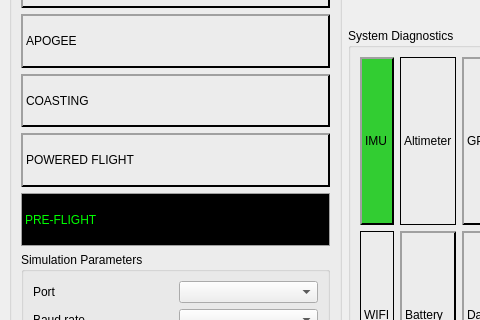
Before: the Qt Designer form app/NaFCSE/mainwindow.ui in bytecod3/Nakuja-Flight-Computer-Simulation-Engine, drawn with Qt 5; both pictures show x 0 to 480 and y 380 to 700 of the 1242 by 822 pixel window.
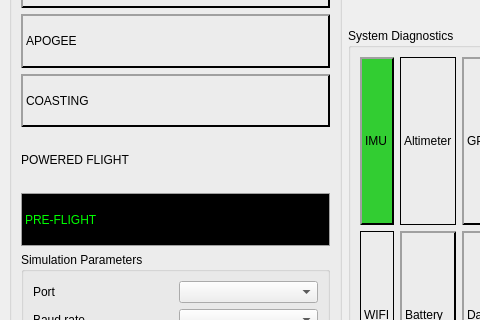
After: the same form once the commit is applied. Icons and pictures are not drawn.

```diff
--- a/app/NaFCSE/mainwindow.ui
+++ b/app/NaFCSE/mainwindow.ui
@@ -168,11 +168,7 @@
        <item>
         <widget class="QLabel" name="label_13">
          <property name="styleSheet">
-          <string notr="true">border: 0px solid black;
-border-bottom: 2px solid black;
-border-top: 2px solid #a0a0a0;
-border-right:  2px solid black;
-border-left:  2px solid #a0a0a0;
+          <string notr="true">border-radius: 4px;
 color: black;</string>
          </property>
          <property name="text">
```
Left out of the diff: 2 changed lines with no effect on the pictures.
